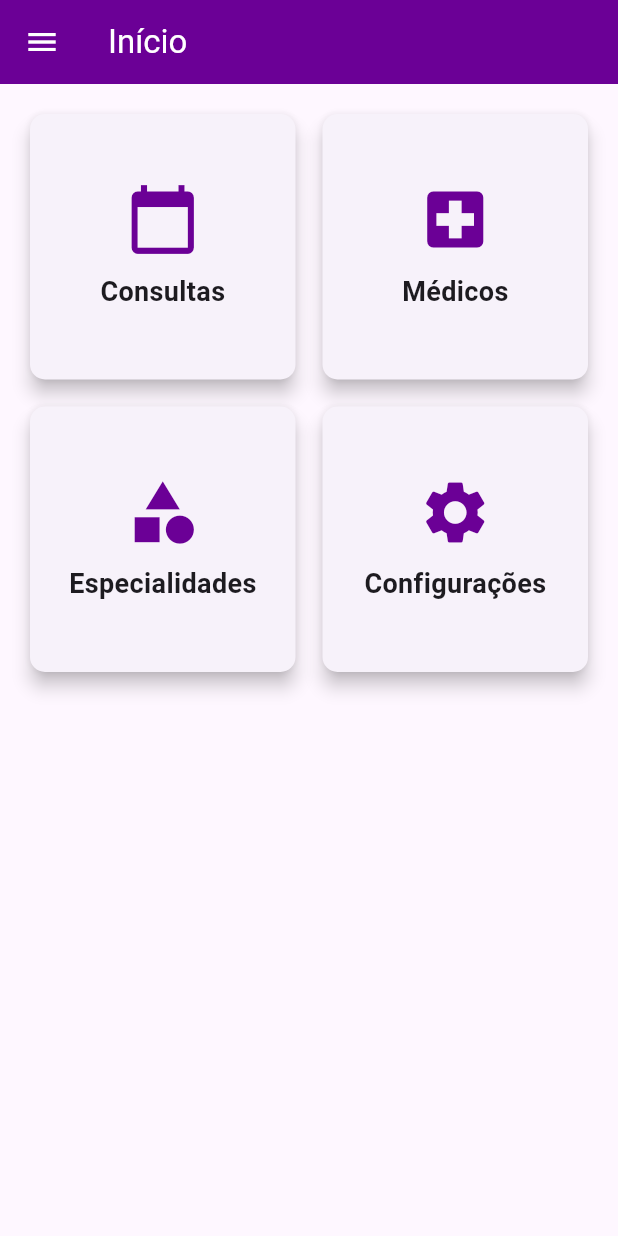
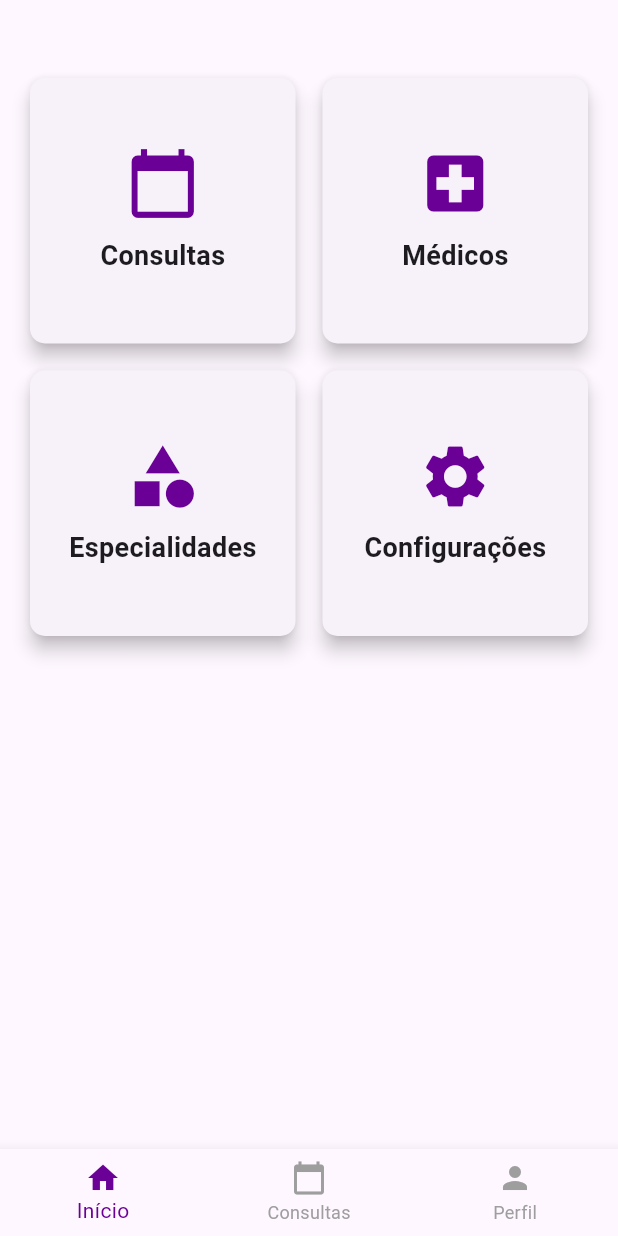
Before and after one commit to AugustoZanoli/doctors_app, a Flutter app: the screen it shows after launch, after a tap on "Consultas", on a phone screen of 412 x 824 dp. Run offline on Flutter 3.47's test engine with Material 3 defaults, Android fonts, the phone set to English and light mode, and no system bars.

Commit message:
Alteração da appBar para NavigationBar

```diff
--- a/doctors_app/lib/components/app_bar.dart
+++ /dev/null
@@ -1,26 +0,0 @@
-import 'package:flutter/material.dart';
-
-class CustomAppBar extends StatelessWidget implements PreferredSizeWidget {
-  final String title;
-  final List<Widget>? actions;
-
-  CustomAppBar({required this.title, this.actions});
-
-  @override
-  Widget build(BuildContext context) {
-    return AppBar(
-      title: Text(title, style: TextStyle(color: Colors.white),),
-      leading: IconButton(
-        icon: Icon(Icons.menu,color: Colors.white,),
-        onPressed: () {
-          // Abre o Drawer
-          Scaffold.of(context).openDrawer();
-        },
-      ),
-      actions: actions,
-    );
-  }
-
-  @override
-  Size get preferredSize => Size.fromHeight(kToolbarHeight);
-}
--- /dev/null
+++ b/doctors_app/lib/components/bottomNavigationBar.dart
@@ -0,0 +1,51 @@
+import 'package:doctors_app/main.dart';
+import 'package:doctors_app/screens/home.dart';
+import 'package:flutter/material.dart';
+
+class MainLayout extends StatefulWidget {
+  @override
+  _MainLayoutState createState() => _MainLayoutState();
+}
+
+class _MainLayoutState extends State<MainLayout> {
+  int _selectedIndex = 0;
+
+  final List<Widget> _pages = [
+    Home(),
+    Center(child: Text('Consultas')),
+    Center(child: Text('Perfil')),
+  ];
+
+  void _onItemTapped(int index) {
+    setState(() {
+      _selectedIndex = index;
+    });
+  }
+
+  @override
+  Widget build(BuildContext context) {
+    return Scaffold(
+      body: _pages[_selectedIndex],
+      bottomNavigationBar: BottomNavigationBar(
+        currentIndex: _selectedIndex,
+        selectedItemColor: customPurple,
+        unselectedItemColor: Colors.grey,
+        onTap: _onItemTapped,
+        items: const [
+          BottomNavigationBarItem(
+            icon: Icon(Icons.home),
+            label: 'Início',
+          ),
+          BottomNavigationBarItem(
+            icon: Icon(Icons.calendar_today),
+            label: 'Consultas',
+          ),
+          BottomNavigationBarItem(
+            icon: Icon(Icons.person),
+            label: 'Perfil',
+          ),
+        ],
+      ),
+    );
+  }
+}
--- a/doctors_app/lib/main.dart
+++ b/doctors_app/lib/main.dart
@@ -1,5 +1,5 @@
+import 'package:doctors_app/components/bottomNavigationBar.dart';
 import 'package:flutter/material.dart';
-import 'screens/home.dart';
 
 void main() {
   runApp(MyApp());
@@ -16,13 +16,13 @@ class MyApp extends StatelessWidget {
         primaryColor: Colors.teal,
         appBarTheme: AppBarTheme(color: customPurple)
       ),
-      home: Home(),
+      home: MainLayout(),
     );
   }
 }
 
 MaterialColor customPurple = const MaterialColor(
-  0xFF6B0096, // valor principal
+  0xFF6B0096,
   <int, Color>{
     50: Color(0xFFEBDCF2),
     100: Color(0xFFD6B9E5),
--- a/doctors_app/lib/screens/home.dart
+++ b/doctors_app/lib/screens/home.dart
@@ -1,4 +1,3 @@
-import 'package:doctors_app/components/app_bar.dart';
 import 'package:doctors_app/components/grid.dart';
 import 'package:flutter/material.dart';
 
@@ -29,12 +28,6 @@ class Home extends StatelessWidget {
   @override
   Widget build(BuildContext context) {
     return Scaffold(
-      appBar: CustomAppBar(
-        title: 'Início',
-        actions: [
-          // Adicione seus actions aqui, se necessário
-        ],
-      ),
       drawer: Drawer(
         child: ListView(
           padding: EdgeInsets.zero,
@@ -54,21 +47,27 @@ class Home extends StatelessWidget {
             ListTile(
               title: Text('Página Inicial'),
               onTap: () {
-                // Navegar para a página inicial
                 Navigator.pop(context);
               },
             ),
             ListTile(
               title: Text('Consultas'),
               onTap: () {
-                // Navegar para consultas
                 Navigator.pushNamed(context, '/consultas');
               },
             ),
           ],
         ),
       ),
-      body: Padding(
+      body: Column(
+        mainAxisSize: MainAxisSize.min,
+        children: [
+          Container(
+            padding: const EdgeInsets.all(16.0),
+
+          ),
+          Expanded(
+            child: Padding(
               padding: const EdgeInsets.all(16.0),
               child: GridView.builder(
                 gridDelegate: SliverGridDelegateWithFixedCrossAxisCount(
@@ -88,6 +87,9 @@ class Home extends StatelessWidget {
                 },
               ),
             ),
+          ),
+        ],
+      ),
     );
   }
 }
```
Lines whose indentation alone changed are shown as unchanged.
